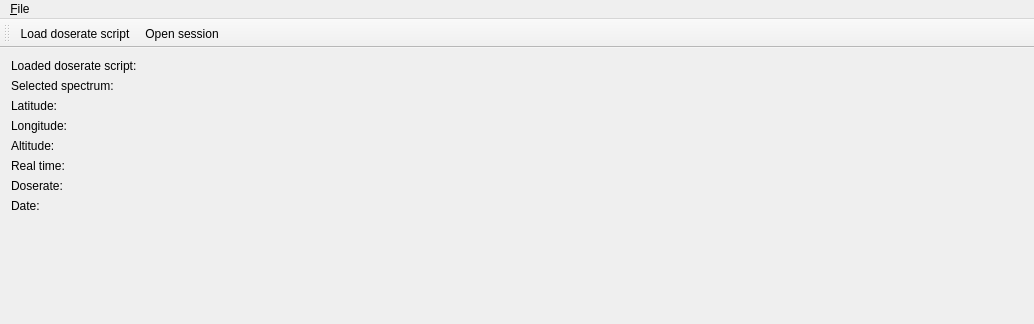
Old version of the form gammaanalyzer3d.ui in the repository bytting/gamma-viewer-3d; both pictures show x 0 to 1034 and y 0 to 324 of the 1034 by 772 pixel window.
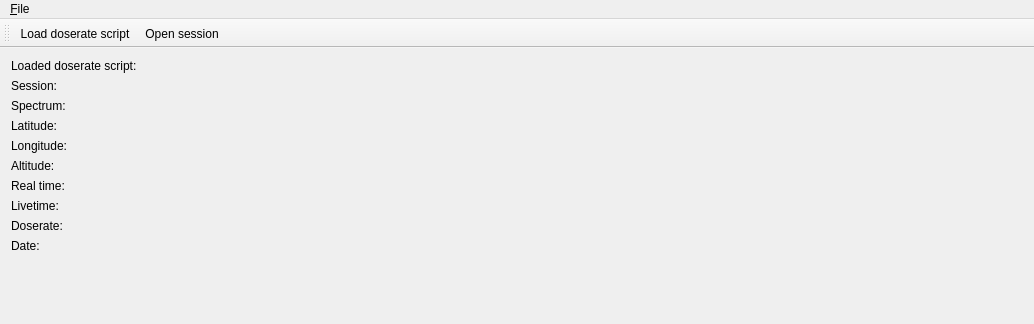
New version of the form. Icons and pictures are not drawn.

Patch:
```diff
--- a/gammaanalyzer3d.ui
+++ b/gammaanalyzer3d.ui
@@ -26,10 +26,17 @@
       </property>
      </widget>
     </item>
+    <item>
+     <widget class="QLabel" name="lblSession">
+      <property name="text">
+       <string>Session:</string>
+      </property>
+     </widget>
+    </item>
     <item>
      <widget class="QLabel" name="lblSpectrum">
       <property name="text">
-       <string>Selected spectrum:</string>
+       <string>Spectrum:</string>
       </property>
      </widget>
     </item>
@@ -61,6 +68,13 @@
       </property>
      </widget>
     </item>
+    <item>
+     <widget class="QLabel" name="lblLivetime">
+      <property name="text">
+       <string>Livetime:</string>
+      </property>
+     </widget>
+    </item>
     <item>
      <widget class="QLabel" name="lblDoserate">
       <property name="text">
```
